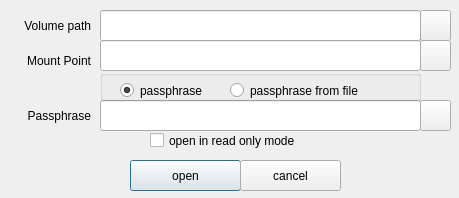
mhogomchungu/zuluCrypt, file password.ui: the form before one commit.
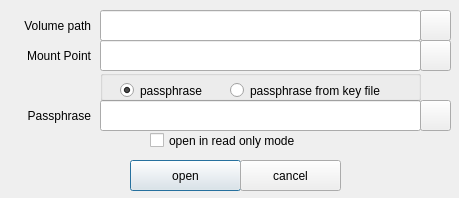
The form after the commit.

Patch:
```diff
--- a/password.ui
+++ b/password.ui
@@ -13,6 +13,12 @@
     <height>198</height>
    </rect>
   </property>
+  <property name="font">
+   <font>
+    <weight>50</weight>
+    <bold>false</bold>
+   </font>
+  </property>
   <property name="focusPolicy">
    <enum>Qt::TabFocus</enum>
   </property>
@@ -145,12 +151,14 @@
      <x>10</x>
      <y>40</y>
      <width>81</width>
-     <height>41</height>
+     <height>31</height>
     </rect>
    </property>
    <property name="font">
     <font>
      <pointsize>9</pointsize>
+     <weight>50</weight>
+     <bold>false</bold>
     </font>
    </property>
    <property name="text">
@@ -220,12 +228,12 @@
      <rect>
       <x>130</x>
       <y>10</y>
-      <width>151</width>
+      <width>181</width>
       <height>21</height>
      </rect>
     </property>
     <property name="text">
-     <string>passphrase from file</string>
+     <string>passphrase from key file</string>
     </property>
     <property name="checked">
      <bool>false</bool>
```
Left out of the diff: 9 changed lines with no effect on the pictures.
